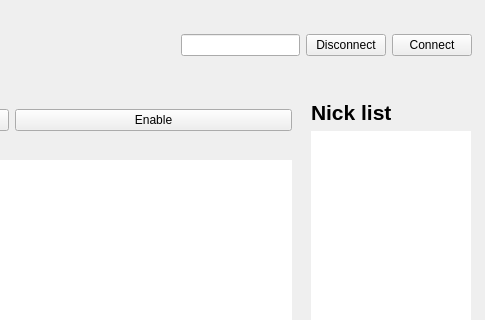
This is client/view/mainWindow.ui in danfr/DNC as Qt 5 draws it before an edit; both pictures show x 289 to 774 and y 0 to 320 of the 774 by 540 pixel window. The edited form follows.
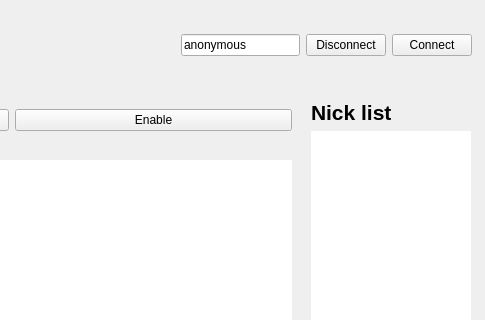
This is the edited form.

Patch:
```diff
--- a/client/view/mainWindow.ui
+++ b/client/view/mainWindow.ui
@@ -126,7 +126,11 @@
    </property>
    <layout class="QHBoxLayout" name="horizontalLayout_2">
     <item>
-     <widget class="QLineEdit" name="lineEdit_2"/>
+     <widget class="QLineEdit" name="lineEdit_2">
+      <property name="text">
+       <string>anonymous</string>
+      </property>
+     </widget>
     </item>
     <item>
      <widget class="QPushButton" name="pushButton_3">
```
